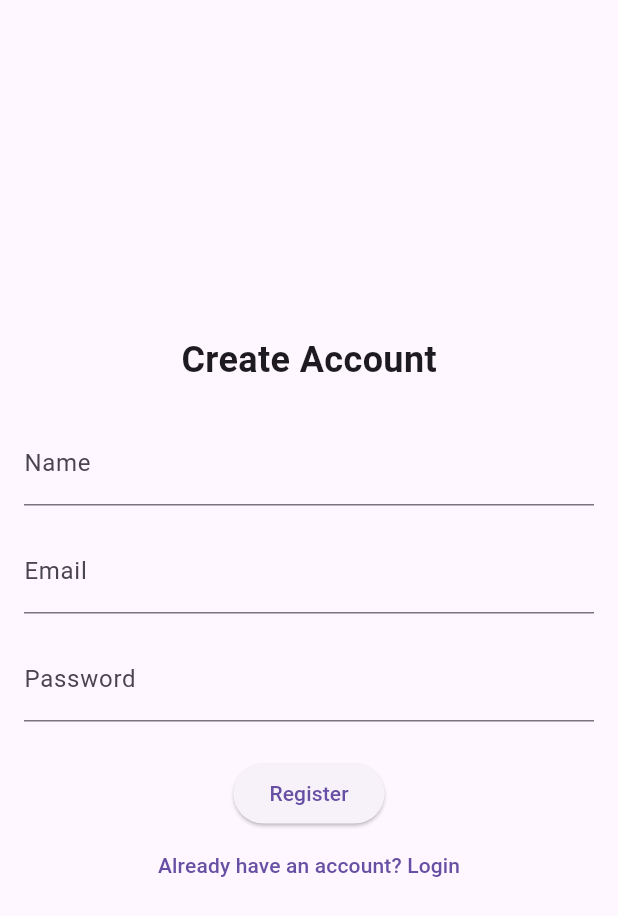
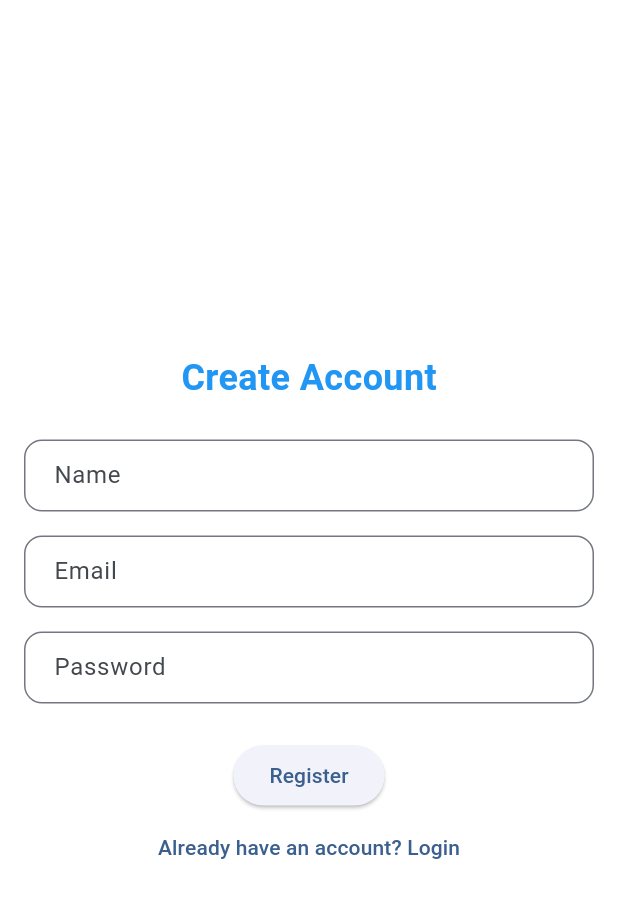
Before and after one commit to sadiakhan36295/Flutter_notesapp, a Flutter app: the screen it shows after launch, after a tap on "Don't have an account? Register", on a phone screen of 412 x 824 dp. Shown: the top 916 px of the screen. Run offline on Flutter 3.47's test engine with Material 3 defaults, Android fonts, the phone set to English and light mode, and no system bars; our stand-ins replace cloud_firestore, firebase_auth, firebase_core, go_router, hooks_riverpod; accounts and stored records are empty; network calls fail.

Commit message:
added theme color, modify build gradle, gradle properties

```diff
--- a/lib/core/theme.dart
+++ b/lib/core/theme.dart
@@ -0,0 +1,18 @@
+import 'package:flutter/material.dart';
+
+class AppTheme {
+  static final lightTheme = ThemeData(
+    colorScheme: ColorScheme.fromSeed(seedColor: const Color(0xFF4A90E2)),
+    useMaterial3: true,
+    scaffoldBackgroundColor: Colors.white,
+    appBarTheme: const AppBarTheme(
+      backgroundColor: Colors.white,
+      foregroundColor: Colors.black,
+      elevation: 0,
+    ),
+    inputDecorationTheme: const InputDecorationTheme(
+      border: OutlineInputBorder(borderRadius: BorderRadius.all(Radius.circular(12))),
+      contentPadding: EdgeInsets.symmetric(horizontal: 16, vertical: 12),
+    ),
+  );
+}
--- a/lib/main.dart
+++ b/lib/main.dart
@@ -25,7 +25,7 @@ class MyApp extends StatelessWidget {
       debugShowCheckedModeBanner: false,
       title: 'Notes App',
       routerConfig: AppRoutes.router,
-      // Optional if you have a theme
+      theme: AppTheme.lightTheme,
     );
   }
 }
--- a/lib/presentation/pages/home_page.dart
+++ b/lib/presentation/pages/home_page.dart
@@ -12,10 +12,12 @@ class HomePage extends ConsumerWidget {
     final notesAsync = ref.watch(notesStreamProvider);
 
     return Scaffold(
-      appBar: AppBar(title: const Text('My Notes')),
+      appBar: AppBar(title: const Text('Home Page')),
       body: notesAsync.when(
         data: (notes) => notes.isEmpty
-            ? const Center(child: Text('No notes yet.'))
+            ? const Center(child: Text('No notes yet.',
+            style: TextStyle(color: Colors.blue, fontSize: 18),
+            ))
             : ListView.builder(
                 padding: const EdgeInsets.all(16),
                 itemCount: notes.length,
--- a/lib/presentation/pages/login_page.dart
+++ b/lib/presentation/pages/login_page.dart
@@ -17,7 +17,7 @@ class LoginPage extends ConsumerWidget {
         child: Column(
           mainAxisAlignment: MainAxisAlignment.center,
           children: [
-            const Text('Welcome Back', style: TextStyle(fontSize: 24, fontWeight: FontWeight.bold)),
+            const Text('Welcome Back', style: TextStyle(fontSize: 24, fontWeight: FontWeight.bold, color: Colors.blue)),
             const SizedBox(height: 24),
             TextField(controller: emailController, decoration: const InputDecoration(labelText: 'Email')),
             const SizedBox(height: 16),
--- a/lib/presentation/pages/register_page.dart
+++ b/lib/presentation/pages/register_page.dart
@@ -18,7 +18,7 @@ class RegisterPage extends ConsumerWidget {
         child: Column(
           mainAxisAlignment: MainAxisAlignment.center,
           children: [
-            const Text('Create Account', style: TextStyle(fontSize: 24, fontWeight: FontWeight.bold)),
+            const Text('Create Account', style: TextStyle(fontSize: 24, fontWeight: FontWeight.bold, color: Colors.blue)),
             const SizedBox(height: 24),
             TextField(controller: nameController, decoration: const InputDecoration(labelText: 'Name')),
             const SizedBox(height: 16),
--- a/lib/presentation/pages/splash_page.dart
+++ b/lib/presentation/pages/splash_page.dart
@@ -12,7 +12,10 @@ class SplashPage extends StatelessWidget {
 
     return Scaffold(
       body: Center(
-        child: Text('Notes App', style: Theme.of(context).textTheme.headlineLarge),
+        child: Text('Notes App', style: Theme.of(context).textTheme.headlineLarge?.copyWith(
+          color: Colors.blue,
+           fontWeight: FontWeight.bold,
+        )),
       ),
     );
   }
--- a/pubspec.yaml
+++ b/pubspec.yaml
@@ -39,8 +39,6 @@ dependencies:
   firebase_core: ^3.13.0
   firebase_database: ^11.3.5
   firebase_storage: ^12.4.5
-  shared_preferences: ^2.5.3
-  get: ^4.7.2
   go_router: ^15.1.2
   hooks_riverpod: ^2.6.1
 
```
Also changed, not shown: lib/data/repositories/note_repository.dart (deleted), lib/data/services/firebase_service.dart (deleted), lib/domain/usecases/note_usecase.dart (deleted), pubspec.lock, 4 other files.
